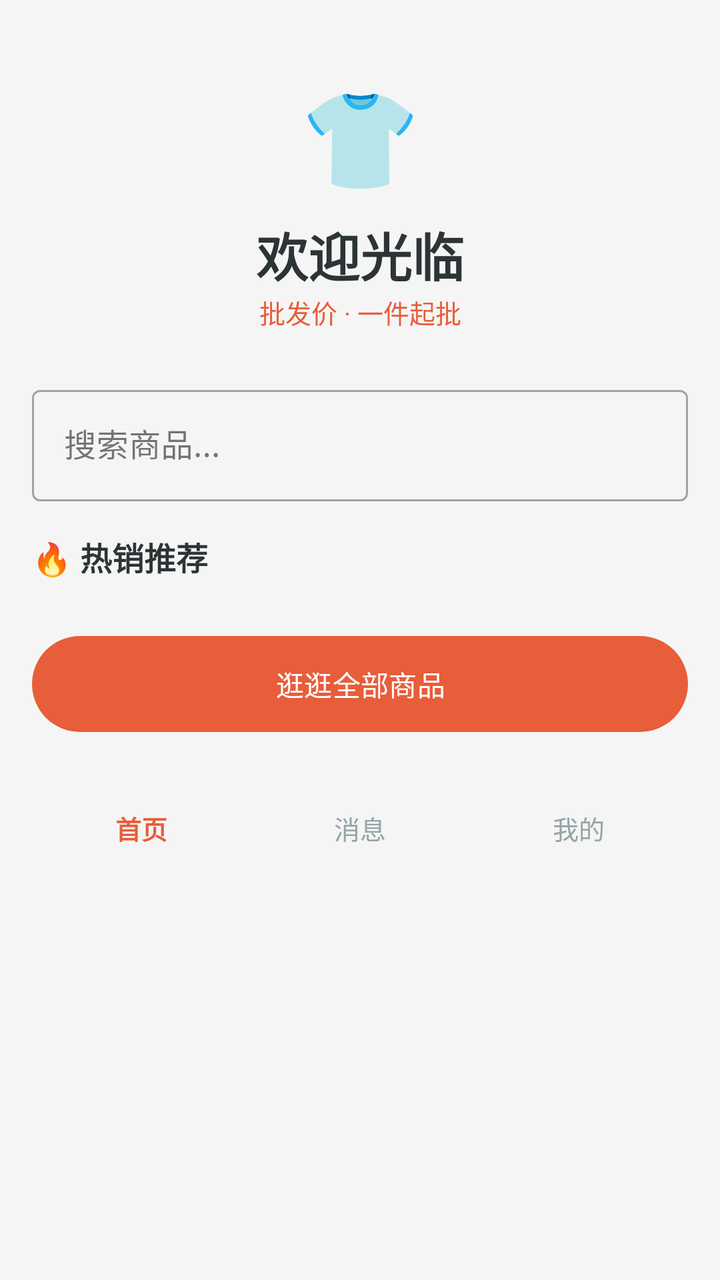
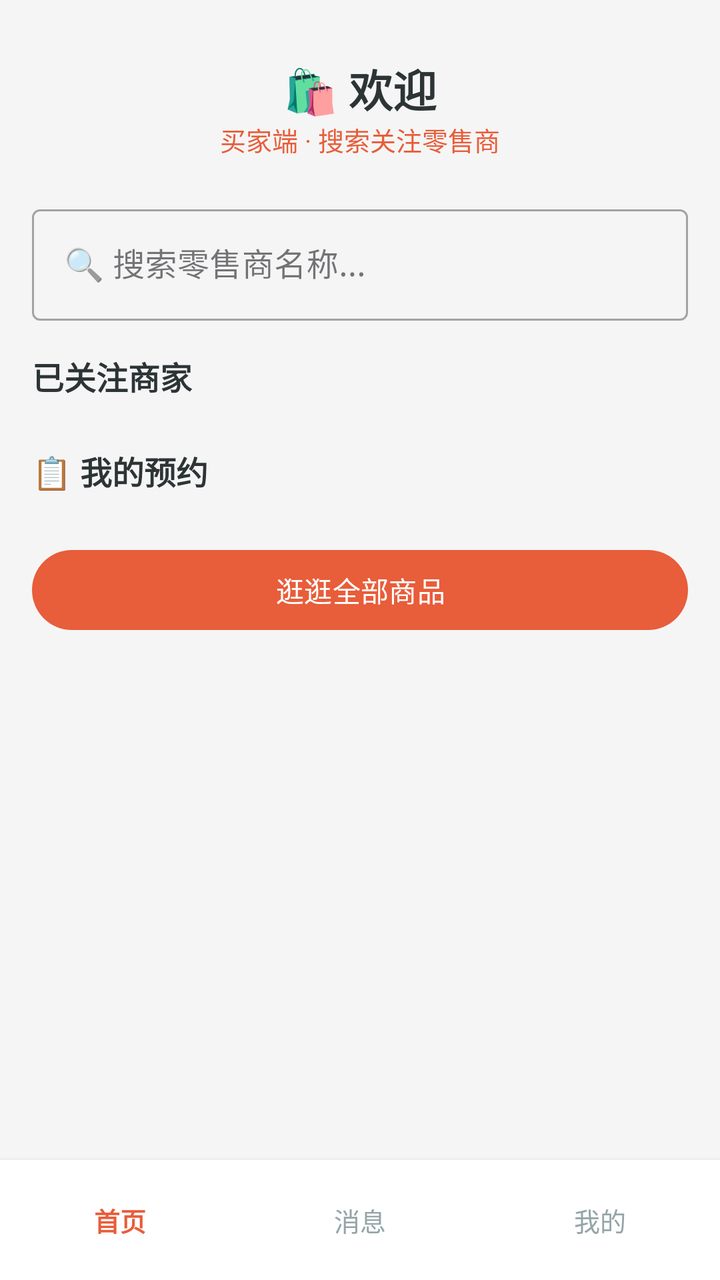

Compare the two renders of this Android layout. The source of the first and the diff that turns it into the second are given below.
<!-- AndroidManifest.xml: application theme Theme.ClothingSI -->
<!-- res/layout/activity_buyer_home.xml -->
<?xml version="1.0" encoding="utf-8"?>
<ScrollView xmlns:android="http://schemas.android.com/apk/res/android"
    xmlns:app="http://schemas.android.com/apk/res-auto"
    android:layout_width="match_parent" android:layout_height="match_parent"
    android:background="#F5F5F5">
    <LinearLayout android:layout_width="match_parent" android:layout_height="wrap_content"
        android:orientation="vertical" android:padding="16dp">
        <TextView android:layout_width="match_parent" android:layout_height="wrap_content"
            android:text="👕" android:textSize="48dp" android:gravity="center"
            android:layout_marginTop="20dp" android:layout_marginBottom="8dp" />
        <TextView android:layout_width="match_parent" android:layout_height="wrap_content"
            android:text="欢迎光临" android:textSize="26dp" android:textStyle="bold"
            android:gravity="center" android:textColor="#2D3436" />
        <TextView android:layout_width="match_parent" android:layout_height="wrap_content"
            android:text="批发价 · 一件起批" android:textSize="13dp"
            android:gravity="center" android:textColor="#E85D3A"
            android:layout_marginBottom="24dp" />

        <com.google.android.material.textfield.TextInputLayout style="@style/Widget.MaterialComponents.TextInputLayout.OutlinedBox"
            android:layout_width="match_parent" android:layout_height="wrap_content" android:layout_marginBottom="16dp">
            <com.google.android.material.textfield.TextInputEditText android:id="@+id/et_search"
                android:layout_width="match_parent" android:layout_height="wrap_content" android:hint="搜索商品..." />
        </com.google.android.material.textfield.TextInputLayout>

        <TextView android:layout_width="wrap_content" android:layout_height="wrap_content"
            android:text="🔥 热销推荐" android:textSize="16dp" android:textStyle="bold"
            android:textColor="#2D3436" android:layout_marginBottom="8dp" />

        <LinearLayout android:id="@+id/layout_hot_products"
            android:layout_width="match_parent" android:layout_height="wrap_content"
            android:orientation="horizontal" android:weightSum="2"
            android:layout_marginBottom="16dp" />

        <com.google.android.material.button.MaterialButton android:id="@+id/btn_buy"
            android:layout_width="match_parent" android:layout_height="56dp"
            android:text="逛逛全部商品" app:cornerRadius="28dp" />

        <LinearLayout android:layout_width="match_parent" android:layout_height="wrap_content"
            android:orientation="horizontal" android:gravity="center"
            android:layout_marginTop="24dp" android:weightSum="3">
            <TextView android:layout_width="0dp" android:layout_height="40dp" android:layout_weight="1"
                android:gravity="center" android:text="首页" android:textColor="#E85D3A"
                android:textStyle="bold" android:textSize="13dp" />
            <TextView android:id="@+id/bottom_messages" android:layout_width="0dp" android:layout_height="40dp"
                android:layout_weight="1" android:gravity="center" android:text="消息"
                android:textColor="#95A5A6" android:textSize="13dp"
                android:clickable="true" android:focusable="true" />
            <TextView android:id="@+id/bottom_profile" android:layout_width="0dp" android:layout_height="40dp"
                android:layout_weight="1" android:gravity="center" android:text="我的"
                android:textColor="#95A5A6" android:textSize="13dp"
                android:clickable="true" android:focusable="true" />
        </LinearLayout>
    </LinearLayout>
</ScrollView>
<!-- resources referenced by this layout -->
<resources>
  <style name="Theme.ClothingSI" parent="Theme.Material3.Light.NoActionBar">
          <item name="colorPrimary">@color/primary</item>
          <item name="colorPrimaryDark">@color/primary_dark</item>
          <item name="colorAccent">@color/accent</item>
          <item name="android:statusBarColor">@color/primary_dark</item>
          <item name="android:navigationBarColor">@color/white</item>
      </style>
  <color name="primary">#E85D3A</color>
  <color name="primary_dark">#D35400</color>
  <color name="accent">#F4A460</color>
  <color name="white">#FFFFFF</color>
</resources>

<!-- the commit's change to res/layout/activity_buyer_home.xml (unified diff, before → after) -->
@@ -1,54 +1,68 @@
 <?xml version="1.0" encoding="utf-8"?>
-<ScrollView xmlns:android="http://schemas.android.com/apk/res/android"
+<LinearLayout xmlns:android="http://schemas.android.com/apk/res/android"
     xmlns:app="http://schemas.android.com/apk/res-auto"
     android:layout_width="match_parent" android:layout_height="match_parent"
-    android:background="#F5F5F5">
+    android:orientation="vertical" android:background="#F5F5F5">
+    <ScrollView android:layout_width="match_parent" android:layout_height="0dp"
+        android:layout_weight="1">
+        <LinearLayout android:layout_width="match_parent" android:layout_height="wrap_content"
+            android:orientation="vertical" android:padding="16dp">
+            
+            <TextView android:layout_width="match_parent" android:layout_height="wrap_content"
+                android:text="🛍️ 欢迎" android:textSize="22dp" android:textStyle="bold"
+                android:gravity="center" android:textColor="#2D3436"
+                android:layout_marginTop="12dp" />
+            <TextView android:layout_width="match_parent" android:layout_height="wrap_content"
+                android:text="买家端 · 搜索关注零售商" android:textSize="13dp"
+                android:gravity="center" android:textColor="#E85D3A"
+                android:layout_marginBottom="20dp" />
+
+            
+            <com.google.android.material.textfield.TextInputLayout style="@style/Widget.MaterialComponents.TextInputLayout.OutlinedBox"
+                android:layout_width="match_parent" android:layout_height="wrap_content"
+                android:layout_marginBottom="16dp">
+                <com.google.android.material.textfield.TextInputEditText android:id="@+id/et_search"
+                    android:layout_width="match_parent" android:layout_height="wrap_content"
+                    android:hint="🔍 搜索零售商名称..." />
+            </com.google.android.material.textfield.TextInputLayout>
+
+            
+            <TextView android:layout_width="wrap_content" android:layout_height="wrap_content"
+                android:text="已关注商家" android:textSize="16dp" android:textStyle="bold"
+                android:textColor="#2D3436" android:layout_marginBottom="8dp" />
+            <LinearLayout android:id="@+id/layout_followed_stores"
+                android:layout_width="match_parent" android:layout_height="wrap_content"
+                android:orientation="vertical" android:layout_marginBottom="16dp" />
+
+            
+            <TextView android:layout_width="wrap_content" android:layout_height="wrap_content"
+                android:text="📋 我的预约" android:textSize="16dp" android:textStyle="bold"
+                android:textColor="#2D3436" android:layout_marginBottom="8dp" />
+            <LinearLayout android:id="@+id/layout_appointments"
+                android:layout_width="match_parent" android:layout_height="wrap_content"
+                android:orientation="vertical" android:layout_marginBottom="16dp" />
+
+            <com.google.android.material.button.MaterialButton android:id="@+id/btn_buy"
+                android:layout_width="match_parent" android:layout_height="48dp"
+                android:text="逛逛全部商品" app:cornerRadius="24dp" />
+        </LinearLayout>
+    </ScrollView>
+
+    
     <LinearLayout android:layout_width="match_parent" android:layout_height="wrap_content"
-        android:orientation="vertical" android:padding="16dp">
-        <TextView android:layout_width="match_parent" android:layout_height="wrap_content"
-            android:text="👕" android:textSize="48dp" android:gravity="center"
-            android:layout_marginTop="20dp" android:layout_marginBottom="8dp" />
-        <TextView android:layout_width="match_parent" android:layout_height="wrap_content"
-            android:text="欢迎光临" android:textSize="26dp" android:textStyle="bold"
-            android:gravity="center" android:textColor="#2D3436" />
-        <TextView android:layout_width="match_parent" android:layout_height="wrap_content"
-            android:text="批发价 · 一件起批" android:textSize="13dp"
-            android:gravity="center" android:textColor="#E85D3A"
-            android:layout_marginBottom="24dp" />
-
-        <com.google.android.material.textfield.TextInputLayout style="@style/Widget.MaterialComponents.TextInputLayout.OutlinedBox"
-            android:layout_width="match_parent" android:layout_height="wrap_content" android:layout_marginBottom="16dp">
-            <com.google.android.material.textfield.TextInputEditText android:id="@+id/et_search"
-                android:layout_width="match_parent" android:layout_height="wrap_content" android:hint="搜索商品..." />
-        </com.google.android.material.textfield.TextInputLayout>
-
-        <TextView android:layout_width="wrap_content" android:layout_height="wrap_content"
-            android:text="🔥 热销推荐" android:textSize="16dp" android:textStyle="bold"
-            android:textColor="#2D3436" android:layout_marginBottom="8dp" />
-
-        <LinearLayout android:id="@+id/layout_hot_products"
-            android:layout_width="match_parent" android:layout_height="wrap_content"
-            android:orientation="horizontal" android:weightSum="2"
-            android:layout_marginBottom="16dp" />
-
-        <com.google.android.material.button.MaterialButton android:id="@+id/btn_buy"
-            android:layout_width="match_parent" android:layout_height="56dp"
-            android:text="逛逛全部商品" app:cornerRadius="28dp" />
-
-        <LinearLayout android:layout_width="match_parent" android:layout_height="wrap_content"
-            android:orientation="horizontal" android:gravity="center"
-            android:layout_marginTop="24dp" android:weightSum="3">
-            <TextView android:layout_width="0dp" android:layout_height="40dp" android:layout_weight="1"
-                android:gravity="center" android:text="首页" android:textColor="#E85D3A"
-                android:textStyle="bold" android:textSize="13dp" />
-            <TextView android:id="@+id/bottom_messages" android:layout_width="0dp" android:layout_height="40dp"
-                android:layout_weight="1" android:gravity="center" android:text="消息"
-                android:textColor="#95A5A6" android:textSize="13dp"
-                android:clickable="true" android:focusable="true" />
-            <TextView android:id="@+id/bottom_profile" android:layout_width="0dp" android:layout_height="40dp"
-                android:layout_weight="1" android:gravity="center" android:text="我的"
-                android:textColor="#95A5A6" android:textSize="13dp"
-                android:clickable="true" android:focusable="true" />
-        </LinearLayout>
+        android:orientation="horizontal" android:gravity="center"
+        android:paddingVertical="10dp" android:background="#FFFFFF"
+        android:weightSum="3" android:elevation="4dp">
+        <TextView android:layout_width="0dp" android:layout_height="40dp" android:layout_weight="1"
+            android:gravity="center" android:text="首页" android:textColor="#E85D3A"
+            android:textStyle="bold" android:textSize="13dp" />
+        <TextView android:id="@+id/bottom_messages" android:layout_width="0dp" android:layout_height="40dp"
+            android:layout_weight="1" android:gravity="center" android:text="消息"
+            android:textColor="#95A5A6" android:textSize="13dp"
+            android:clickable="true" android:focusable="true" />
+        <TextView android:id="@+id/bottom_profile" android:layout_width="0dp" android:layout_height="40dp"
+            android:layout_weight="1" android:gravity="center" android:text="我的"
+            android:textColor="#95A5A6" android:textSize="13dp"
+            android:clickable="true" android:focusable="true" />
     </LinearLayout>
-</ScrollView>
+</LinearLayout>
